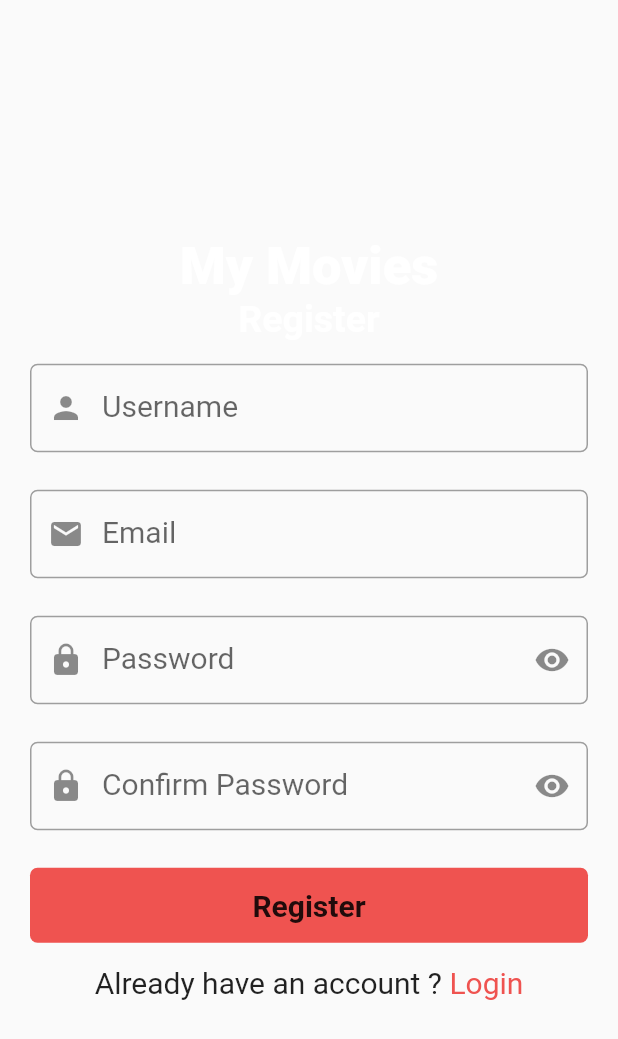
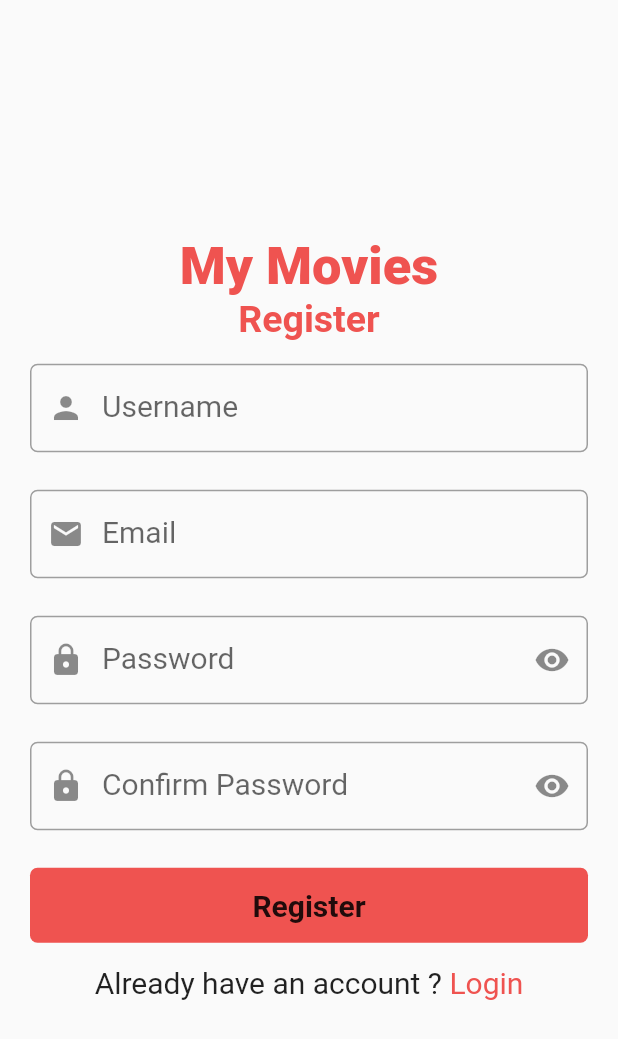
Before and after one commit to UltraViolet33/Movies-Apps, a Flutter app: the screen it shows after launch, after a tap on "Register", on a phone screen of 412 x 824 dp. Shown: the top 1039 px of the screen. Run offline on Flutter 3.47's test engine with Material 2 defaults, Android fonts, the phone set to English and light mode, and no system bars; our stand-ins replace get, shared_preferences.

Commit message:
little modifs

```diff
--- a/app/lib/main.dart
+++ b/app/lib/main.dart
@@ -1,5 +1,4 @@
 import 'package:app/views/auth/login_screen.dart';
-import 'package:app/views/auth/register_screen.dart';
 import 'package:app/views/screens/home_screen.dart';
 import 'package:flutter/material.dart';
 import 'package:get/get.dart';
@@ -8,23 +7,7 @@ import 'package:shared_preferences/shared_preferences.dart';
 Future<void> main() async {
   WidgetsFlutterBinding.ensureInitialized();
   SharedPreferences prefs = await SharedPreferences.getInstance();
-  var email = prefs.getString("cookie");
-  print(email);
-
-  runApp(
-      GetMaterialApp(home: email == null ? LoginScreen() : HomeScreen()));
+  var user = prefs.getString("user");
+  print(user);
+  runApp(GetMaterialApp(home: user == null ? LoginScreen() : HomeScreen()));
 }
-
-// class App extends StatelessWidget {
-//   const App({Key? key}) : super(key: key);
-
-//   @override
-//   Widget build(BuildContext context) {
-//     return GetMaterialApp(
-//       debugShowCheckedModeBanner: false,
-//       title: "test",
-//       theme: ThemeData.dark(),
-//       home: LoginScreen(),
-//     );
-//   }
-// }
--- a/app/lib/views/auth/register_screen.dart
+++ b/app/lib/views/auth/register_screen.dart
@@ -28,18 +28,18 @@ class RegisterScreen extends StatelessWidget {
           child: Column(
             mainAxisAlignment: MainAxisAlignment.center,
             children: [
-              const Text(
+               Text(
                 "My Movies",
                 style: TextStyle(
                     fontSize: 35,
-                    color: Colors.white,
+                    color: buttonColor,
                     fontWeight: FontWeight.w900),
               ),
-              const Text(
+               Text(
                 "Register",
                 style: TextStyle(
                     fontSize: 25,
-                    color: Colors.white,
+                    color: buttonColor,
                     fontWeight: FontWeight.w700),
               ),
               const SizedBox(
```
Also changed, not shown: app/lib/Session.dart (deleted, +0 -33 lines), 2 other files.
